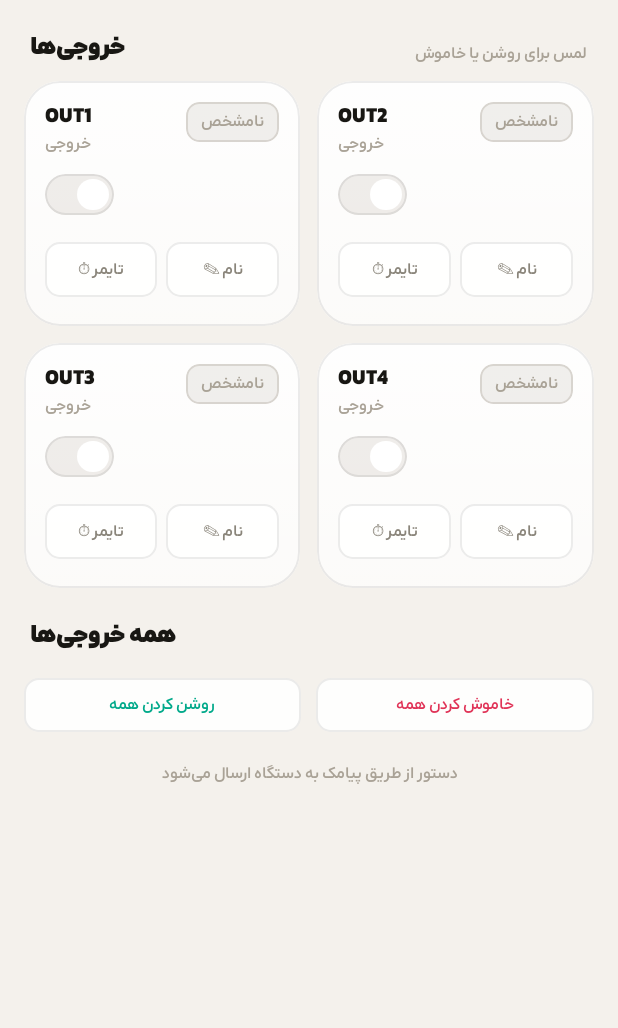
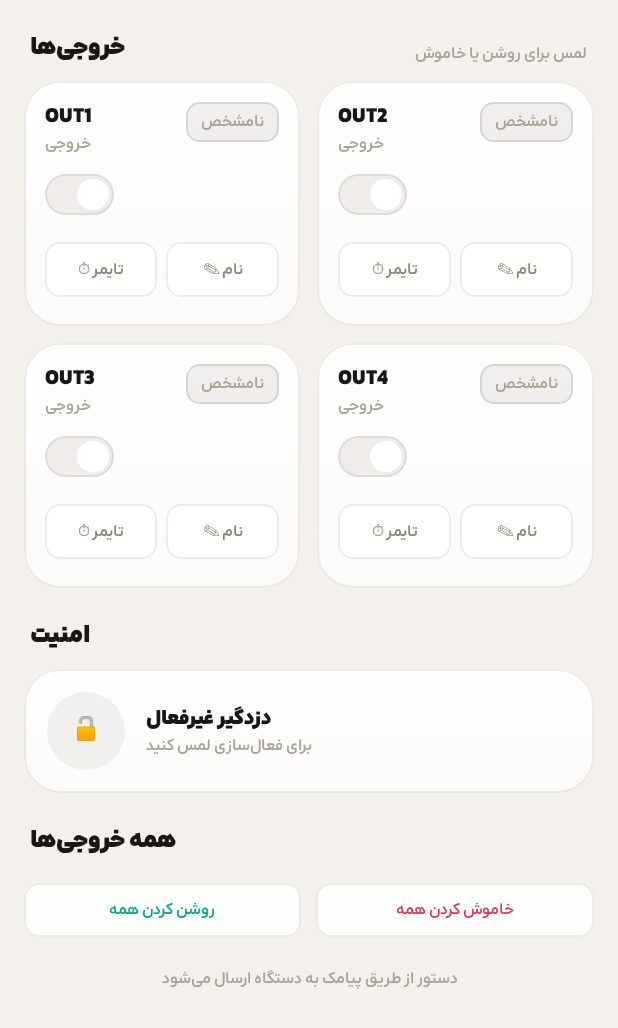
Before and after one commit to TheMojtabaM1/Tivan, an Android app built with Jetpack Compose: the composable OutputsScreen shown on its own in the app's theme, on a phone screen of 412 x 824 dp. Shown: the top 1028 px of the screen. Run offline under Robolectric (Android 15) with nearby library versions, the phone set to English and light mode, and no system bars.

Commit message:
Add an inline security teaser to the home screen, flatten the device header
- The Outputs/control tab now ends with a tap-to-arm/disarm security
  block before the quick actions, styled per theme (Obsidian: bordered
  text-only block; Instrument: bordered panel with a square lock icon;
  Linen: icon-circle card) — matching the mockup's inline security
  summary on the home screen instead of security living only on its own
  tab. Full zone management still lives on the dedicated Security tab.
- DeviceBar (the device-switcher row at the top of every screen) no
  longer wraps itself in a card for Obsidian/Instrument — the mockup's
  device name is plain text, not a boxed button; Linen keeps its card.

Co-Authored-By: Claude Sonnet 5 <noreply@anthropic.com>
Claude-Session: https://claude.ai/code/session_015MChLWSmXGzaiEaL5q9s94

```diff
--- a/android/app/src/main/java/ir/tivan/controller/ui/outputs/OutputsScreen.kt
+++ b/android/app/src/main/java/ir/tivan/controller/ui/outputs/OutputsScreen.kt
@@ -32,6 +32,8 @@ fun OutputsScreen(viewModel: MainViewModel, header: @Composable () -> Unit) {
     val layout = TivanLayout
     val outputs by viewModel.outputs.collectAsState()
     val device by viewModel.selectedDevice.collectAsState()
+    val status by viewModel.status.collectAsState()
+    val pendingSecurity by viewModel.pendingSecurity.collectAsState()
     var renaming by remember { mutableStateOf<Int?>(null) }
     var timerFor by remember { mutableStateOf<Int?>(null) }
 
@@ -104,6 +106,16 @@ fun OutputsScreen(viewModel: MainViewModel, header: @Composable () -> Unit) {
                 }
         }
 
+        SectionHeader("امنیت")
+        SecurityTeaser(
+            armed = status?.securityArmed,
+            pending = pendingSecurity,
+            onToggle = {
+                val target = pendingSecurity ?: (status?.securityArmed != true)
+                viewModel.setSecurity(target)
+            }
+        )
+
         SectionHeader("همه خروجی‌ها")
         Row(horizontalArrangement = Arrangement.spacedBy(10.dp)) {
             TinyButton(
@@ -155,6 +167,96 @@ fun OutputsScreen(viewModel: MainViewModel, header: @Composable () -> Unit) {
             onDismiss = { timerFor = null },
             onSend = { cmd -> viewModel.sendCommand(cmd); timerFor = null }
         )
+    }
+}
+
+/**
+ * A tap-to-arm/disarm teaser at the bottom of the home screen, matching the
+ * mockup's inline "امنیت" block — full zone management still lives on the
+ * dedicated Security tab, but arming from here needs no extra tap.
+ */
+@Composable
+private fun SecurityTeaser(armed: Boolean?, pending: Boolean?, onToggle: () -> Unit) {
+    val c = Tivan
+    val layout = TivanLayout
+    val isArmed = armed == true
+    val statusText = when {
+        pending != null -> "در انتظار تأیید…"
+        isArmed -> "فعال"
+        else -> "غیرفعال"
+    }
+    val hint = when {
+        pending != null -> "پیامک ارسال شد…"
+        isArmed -> "برای غیرفعال کردن لمس کنید"
+        else -> "برای فعال‌سازی لمس کنید"
+    }
+    val accent = when {
+        pending != null -> c.pending
+        isArmed -> c.alarm
+        else -> c.dim2
+    }
+
+    when (layout) {
+        AppTheme.OBSIDIAN ->
+            Column(
+                Modifier
+                    .fillMaxWidth()
+                    .border(1.dp, c.stroke)
+                    .clickable(onClick = onToggle)
+                    .padding(vertical = 22.dp, horizontal = 18.dp)
+            ) {
+                Text("سیستم امنیتی", style = MaterialTheme.typography.labelSmall, color = c.dim2)
+                Spacer(Modifier.height(8.dp))
+                Text(statusText, style = MaterialTheme.typography.headlineSmall, color = c.text)
+                Spacer(Modifier.height(3.dp))
+                Text(hint, style = MaterialTheme.typography.labelSmall, color = c.dim2)
+            }
+
+        AppTheme.INSTRUMENT ->
+            Row(
+                Modifier
+                    .fillMaxWidth()
+                    .clip(RoundedCornerShape(c.cardCorner))
+                    .background(c.glass)
+                    .border(1.dp, if (isArmed) accent.copy(alpha = 0.5f) else c.stroke, RoundedCornerShape(c.cardCorner))
+                    .clickable(onClick = onToggle)
+                    .padding(horizontal = 14.dp, vertical = 15.dp),
+                verticalAlignment = Alignment.CenterVertically
+            ) {
+                Box(
+                    Modifier
+                        .size(38.dp)
+                        .border(1.dp, c.stroke, RoundedCornerShape(3.dp)),
+                    contentAlignment = Alignment.Center
+                ) { Text(if (isArmed) "🔒" else "🔓", color = accent) }
+                Spacer(Modifier.width(12.dp))
+                Column {
+                    Text("SECURITY", style = MaterialTheme.typography.labelSmall, color = c.dim2)
+                    Text(statusText, style = MaterialTheme.typography.titleSmall, color = c.text)
+                }
+            }
+
+        AppTheme.LINEN ->
+            GlassCard(Modifier.fillMaxWidth(), onClick = onToggle) {
+                Row(Modifier.padding(15.dp), verticalAlignment = Alignment.CenterVertically) {
+                    Box(
+                        Modifier
+                            .size(52.dp)
+                            .clip(CircleShape)
+                            .background(accent.copy(alpha = 0.14f)),
+                        contentAlignment = Alignment.Center
+                    ) { Text(if (isArmed) "🔒" else "🔓", style = MaterialTheme.typography.titleMedium) }
+                    Spacer(Modifier.width(14.dp))
+                    Column {
+                        Text(
+                            if (isArmed) "دزدگیر فعال" else "دزدگیر غیرفعال",
+                            style = MaterialTheme.typography.titleSmall,
+                            color = c.text
+                        )
+                        Text(hint, style = MaterialTheme.typography.labelSmall, color = c.dim2)
+                    }
+                }
+            }
     }
 }
 
```
Also changed, not shown: android/app/src/main/java/ir/tivan/controller/ui/components/DeviceBar.kt (+18 -5 lines).
